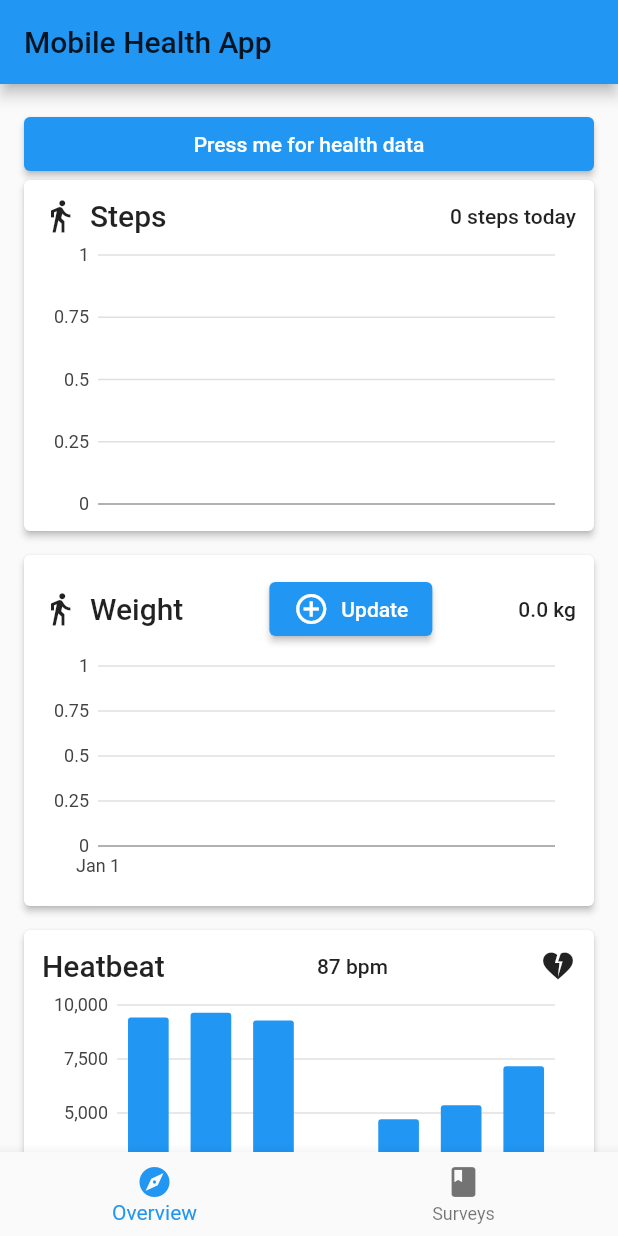
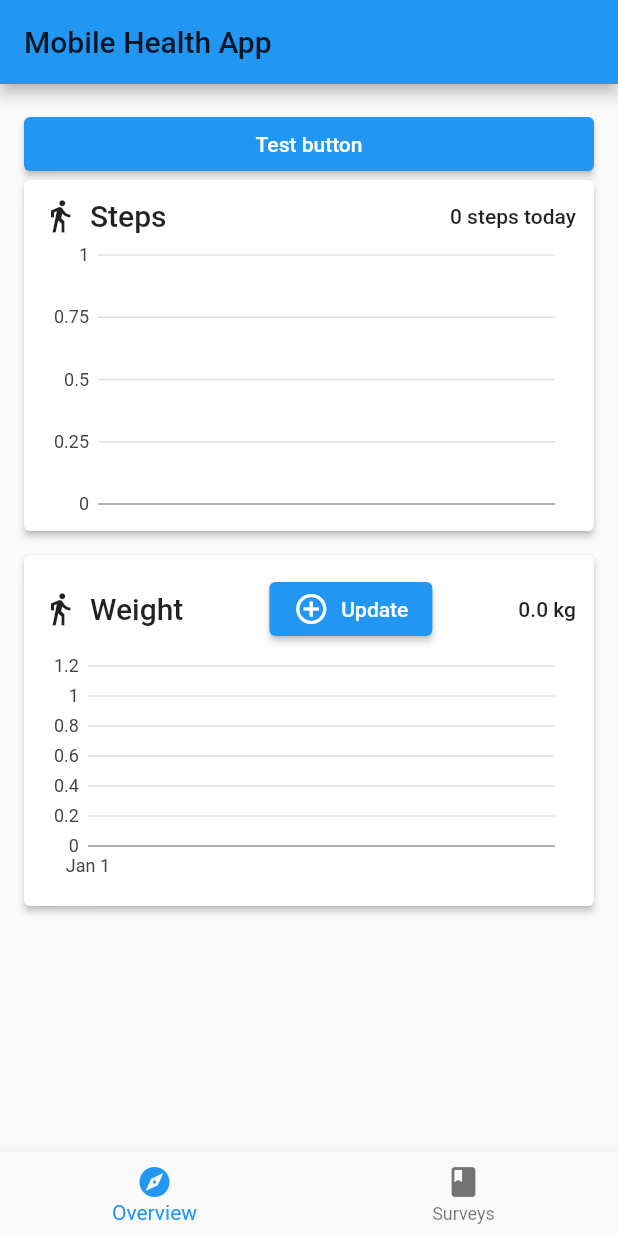
Before and after one commit to mikklf/flutter_health_app, a Flutter app: the screen it shows after launch, on a phone screen of 412 x 824 dp. Run offline on Flutter 3.47's test engine with Material 2 defaults, Android fonts, the phone set to English and light mode, and no system bars; our stand-ins replace bloc, community_charts_flutter, device_info_plus, equatable, flutter_bloc, get_it and 2 more; missing offline and left inert: health, research_package; accounts and stored records are empty.

Commit message:
Remove test widget + update weight widget

```diff
--- a/lib/src/business_logic/cubit/weights_state.dart
+++ b/lib/src/business_logic/cubit/weights_state.dart
@@ -4,8 +4,8 @@ final class WeightsCubitState extends Equatable {
   /// A list of [Weight] objects that contains lastest weight entries.
   final List<Weight> weightList;
 
-  /// Returns the weight for today based on the last element in [WeightList]. Returns 0 if [WeightList] is empty.
-  double get currentWeight => weightList.isEmpty ? 0 : weightList.last.weight;
+  /// Returns the weight for today which is the first element in [WeightList]. Returns 0 if [WeightList] is empty.
+  double get currentWeight => weightList.isEmpty ? 0 : weightList.first.weight;
 
   const WeightsCubitState({
     this.weightList = const [],
--- a/lib/src/data/repositories/step_repository.dart
+++ b/lib/src/data/repositories/step_repository.dart
@@ -1,3 +1,4 @@
+import 'package:flutter/material.dart';
 import 'package:flutter_health_app/domain/interfaces/step_provider.dart';
 import 'package:flutter_health_app/domain/interfaces/step_repository.dart';
 import 'package:flutter_health_app/src/data/dataproviders/helpers/health_helper.dart';
@@ -43,6 +44,8 @@ class StepRepository implements IStepRepository{
     for (var i = 0; i <= daysSinceStart; i++) {
       var date = startDate.add(Duration(days: i));
 
+      debugPrint("Syncing steps for $date");
+
       // Set date variable to start of day and calculate end of day
       date = DateTime(date.year, date.month, date.day, 0, 0, 0);
       var midnight = DateTime(date.year, date.month, date.day, 23, 59, 59);
@@ -55,6 +58,5 @@ class StepRepository implements IStepRepository{
 
       await updateStepsForDay(date, steps);
     }
-
   }
 }
--- a/lib/src/presentation/screens/overview_screen/overview_screen.dart
+++ b/lib/src/presentation/screens/overview_screen/overview_screen.dart
@@ -3,7 +3,6 @@ import 'package:flutter_health_app/di.dart';
 import 'package:flutter_health_app/domain/interfaces/step_repository.dart';
 import 'package:health/health.dart';
 
-import 'widgets/heartbeat_widget.dart';
 import 'widgets/steps_widget.dart';
 import 'widgets/weight_widget.dart';
 
@@ -23,12 +22,14 @@ class OverviewScreen extends StatelessWidget {
     return ListView(
       padding: const EdgeInsets.all(16),
       children: [
+        // TESTING SHOULD BE REMOVED!
         ElevatedButton(
             onPressed: _healthButtonPressed,
-            child: const Text("Press me for health data")),
+            child: const Text("Test button")),
+
+        // Register widgets here
         const StepsWidget(),
         const WeightWidget(),
-        const HeartbeatWidget(),
       ],
     );
   }
--- a/lib/src/presentation/screens/overview_screen/widgets/heartbeat_widget.dart
+++ /dev/null
@@ -1,81 +0,0 @@
-import 'dart:math';
-
-import 'package:flutter/material.dart';
-import 'package:community_charts_flutter/community_charts_flutter.dart'
-    as charts;
-import 'package:flutter_health_app/src/presentation/screens/overview_screen/widgets/data_card_box_widget.dart';
-
-class HeartbeatWidget extends StatelessWidget {
-  const HeartbeatWidget({
-    super.key,
-  });
-
-  @override
-  Widget build(BuildContext context) {
-    return DataCardBoxWidget(
-        child: Column(children: [
-      Row(
-        mainAxisAlignment: MainAxisAlignment.spaceBetween,
-        children: [
-          Text("Heatbeat", style: Theme.of(context).textTheme.titleLarge),
-          Text("87 bpm", style: Theme.of(context).textTheme.bodyLarge),
-          const Icon(Icons.heart_broken),
-        ],
-      ),
-      Expanded(
-        child: SimpleBarChart.withRandomData(),
-      ),
-    ]));
-  }
-}
-
-class SimpleBarChart extends StatelessWidget {
-  final List<charts.Series<dynamic, String>> seriesList;
-  final bool animate;
-
-  const SimpleBarChart(this.seriesList, {super.key, this.animate = false});
-
-  factory SimpleBarChart.withRandomData() {
-    return SimpleBarChart(_createRandomData());
-  }
-
-  /// Returns random data for demonstration.
-  static List<charts.Series<SensorEntry, String>> _createRandomData() {
-    final random = Random();
-
-    final data = [
-      SensorEntry('Man', random.nextInt(10000)),
-      SensorEntry('Tir', random.nextInt(10000)),
-      SensorEntry('Ons', random.nextInt(10000)),
-      SensorEntry('Tor', random.nextInt(10000)),
-      SensorEntry('Fre', random.nextInt(10000)),
-      SensorEntry('Lør', random.nextInt(10000)),
-      SensorEntry('Søn', random.nextInt(10000)),
-    ];
-
-    return [
-      charts.Series<SensorEntry, String>(
-        id: 'Data',
-        domainFn: (SensorEntry sales, _) => sales.day,
-        measureFn: (SensorEntry sales, _) => sales.value,
-        data: data,
-      )
-    ];
-  }
-
-  @override
-  Widget build(BuildContext context) {
-    return charts.BarChart(
-      seriesList,
-      animate: animate,
-    );
-  }
-}
-
-/// Demonstration data class.
-class SensorEntry {
-  final String day;
-  final int value;
-
-  SensorEntry(this.day, this.value);
-}
--- a/lib/src/presentation/screens/overview_screen/widgets/weight_widget.dart
+++ b/lib/src/presentation/screens/overview_screen/widgets/weight_widget.dart
@@ -107,6 +107,26 @@ class WeightWidget extends StatelessWidget {
       child: charts.TimeSeriesChart(
         chartData,
         animate: false,
+        primaryMeasureAxis: const charts.NumericAxisSpec(
+          tickProviderSpec: charts.BasicNumericTickProviderSpec(
+            zeroBound: false,
+            desiredTickCount: 7,
+          ),
+        ),
+        defaultRenderer: charts.LineRendererConfig(includePoints: true),
+        behaviors: [
+          charts.LinePointHighlighter(
+            symbolRenderer: charts.CircleSymbolRenderer(),
+            selectionModelType: charts.SelectionModelType.info,
+          ),
+          charts.RangeAnnotation(state.weightList
+              .map((e) => charts.LineAnnotationSegment(
+                    e.date,
+                    charts.RangeAnnotationAxisType.domain,
+                    color: charts.MaterialPalette.gray.shade100,
+                  ))
+              .toList()),
+        ],
       ),
     );
   }
```
